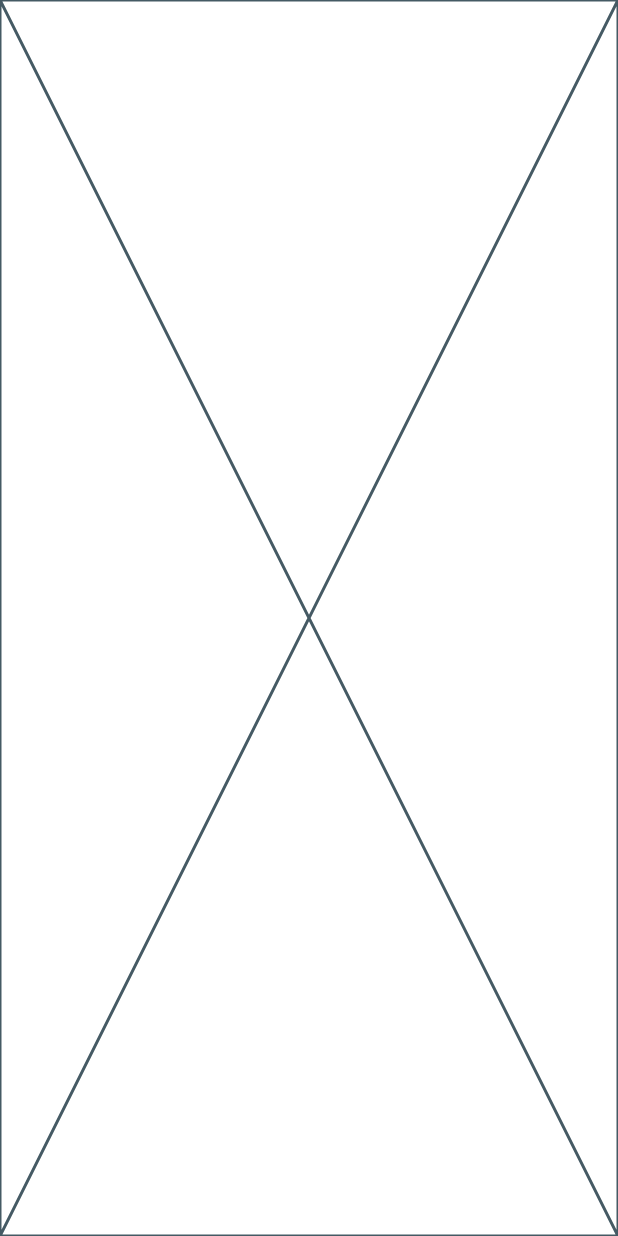
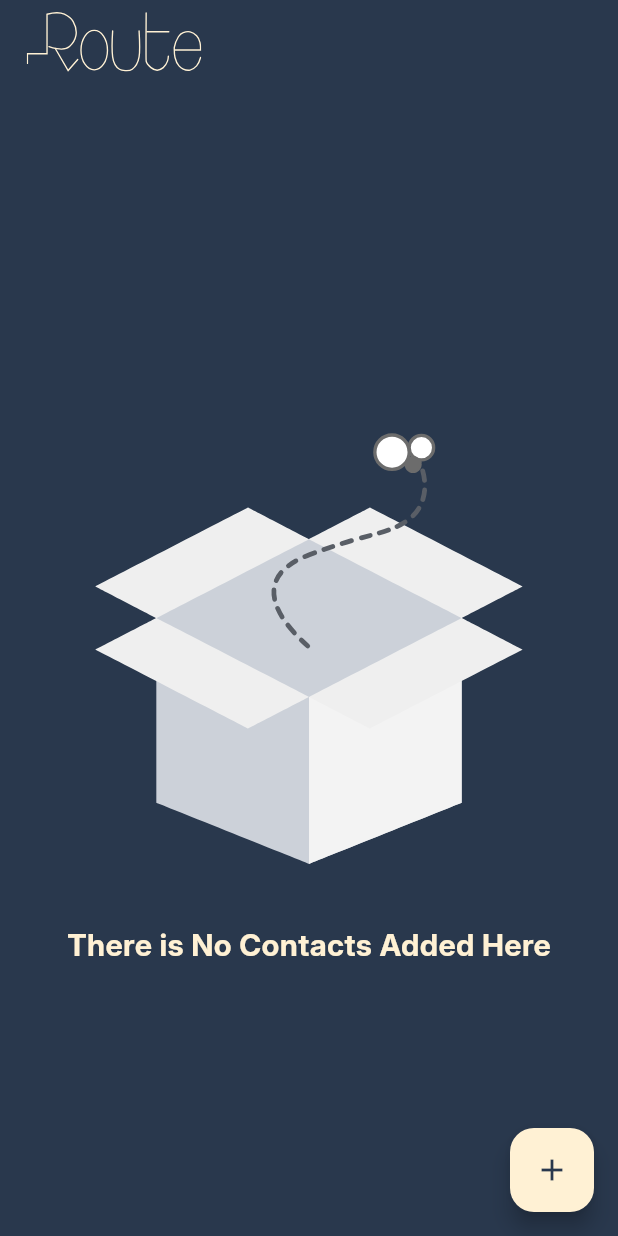
Before and after one commit to yara30999/03_route_contacts_app, a Flutter app: the screen it shows after launch, on a phone screen of 412 x 824 dp. Run offline on Flutter 3.47's test engine with Material 3 defaults, Android fonts, the phone set to English and light mode, and no system bars; drawn by our look-alikes of lottie; our stand-ins replace flutter_svg.

Commit message:
create empty state widget for home screen.

```diff
--- a/lib/resourses/assets_manager.dart
+++ b/lib/resourses/assets_manager.dart
@@ -16,5 +16,6 @@
 
 class JsonAssets {
   static const String imagePicker = '$jsonPath/image_picker.json';
-  static const String emptyList = '$jsonPath/image_picker.json';
+  static const String emptyList = '$jsonPath/empty_list.json';
+  static const String empty1 = '$jsonPath/empty_1.json';
 }
--- a/lib/resourses/theme_manager.dart
+++ b/lib/resourses/theme_manager.dart
@@ -7,6 +7,11 @@
     useMaterial3: true,
     brightness: Brightness.dark,
     scaffoldBackgroundColor: ColorsManager.darkBlue,
+
+    //app bar theme
+    appBarTheme: const AppBarTheme(
+      color: ColorsManager.darkBlue,
+    ),
 
     // divider theme
     dividerTheme: const DividerThemeData(
--- a/lib/screens/home_screen.dart
+++ b/lib/screens/home_screen.dart
@@ -1,10 +1,29 @@
 import 'package:flutter/material.dart';
+import 'package:flutter_svg/flutter_svg.dart';
+import '../resourses/assets_manager.dart';
+import 'widgets/empty_state.dart';
 
 class HomeScreen extends StatelessWidget {
   const HomeScreen({super.key});
 
   @override
   Widget build(BuildContext context) {
-    return const Placeholder();
+    return Scaffold(
+      appBar: AppBar(
+        title: SizedBox(
+          height: 40,
+          width: 120,
+          child: SvgPicture.asset(SvgAssets.routeIcon),
+        ),
+      ),
+      body: Padding(
+        padding: const EdgeInsets.all(16.0),
+        child: EmptyState(),
+      ),
+      floatingActionButton: FloatingActionButton(
+        onPressed: () {},
+        child: const Icon(Icons.add),
+      ),
+    );
   }
 }
--- /dev/null
+++ b/lib/screens/widgets/empty_state.dart
@@ -0,0 +1,29 @@
+import 'package:flutter/material.dart';
+import 'package:lottie/lottie.dart';
+import '../../resourses/assets_manager.dart';
+import '../../resourses/styles_manager.dart';
+
+class EmptyState extends StatelessWidget {
+  const EmptyState({
+    super.key,
+  });
+
+  @override
+  Widget build(BuildContext context) {
+    return Column(
+      mainAxisAlignment: MainAxisAlignment.center,
+      crossAxisAlignment: CrossAxisAlignment.center,
+      children: [
+        LottieBuilder.asset(
+          JsonAssets.empty1,
+          width: double.infinity,
+          fit: BoxFit.cover,
+        ),
+        Text(
+          'There is No Contacts Added Here',
+          style: Styles.style20Bold(),
+        ),
+      ],
+    );
+  }
+}
--- a/pubspec.yaml
+++ b/pubspec.yaml
@@ -71,6 +71,7 @@
     - assets/svg/route.svg
     - assets/json/empty_list.json
     - assets/json/image_picker.json
+    - assets/json/empty_1.json
 
   # An image asset can refer to one or more resolution-specific "variants", see
   # https://flutter.dev/to/resolution-aware-images
```
Also changed, not shown: assets/json/empty_1.json (added, +1 -0 lines).
